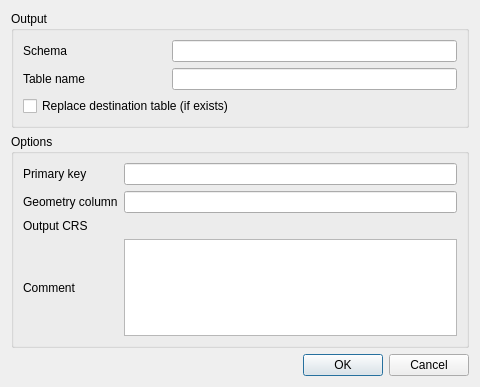
Above: src/ui/qgsdbimportvectorlayerdialog.ui from carsmie/QGIS before the change. Below: the same form after it.
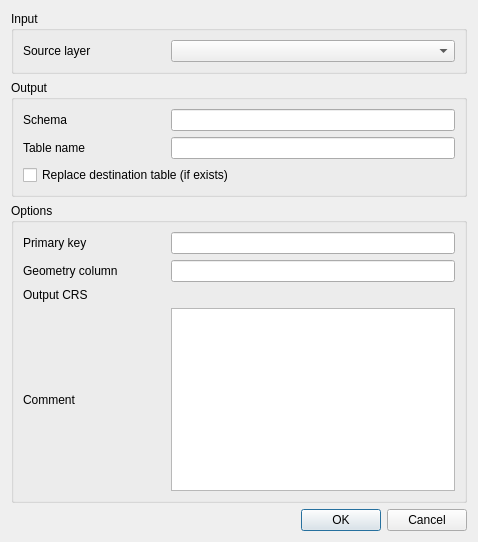
That is the form after the change. Custom widgets are drawn as their Qt base class.

Commit message: Db import dialog can directly import project layers

What changed in the file:
```diff
--- a/src/ui/qgsdbimportvectorlayerdialog.ui
+++ b/src/ui/qgsdbimportvectorlayerdialog.ui
@@ -6,23 +6,50 @@
    <rect>
     <x>0</x>
     <y>0</y>
-    <width>480</width>
-    <height>387</height>
+    <width>478</width>
+    <height>542</height>
    </rect>
   </property>
   <property name="windowTitle">
    <string>Import Vector Layer</string>
   </property>
-  <layout class="QVBoxLayout" name="verticalLayout">
+  <layout class="QVBoxLayout" name="verticalLayout" stretch="0,0,1,0">
+   <item>
+    <widget class="QGroupBox" name="groupBox">
+     <property name="title">
+      <string>Input</string>
+     </property>
+     <layout class="QGridLayout" name="gridLayout_3" columnstretch="1,2">
+      <item row="1" column="1">
+       <layout class="QHBoxLayout" name="horizontalLayout">
+        <property name="bottomMargin">
+         <number>0</number>
+        </property>
+        <item>
+         <widget class="QgsMapLayerComboBox" name="mSourceLayerComboBox">
+          <property name="toolTip">
+           <string>Allows the annotation to be associated with a map layer. If set, the annotation will only be visible when the layer is visible.</string>
+          </property>
+         </widget>
+        </item>
+       </layout>
+      </item>
+      <item row="1" column="0">
+       <widget class="QLabel" name="mLabelSchemas_2">
+        <property name="text">
+         <string>Source layer</string>
+        </property>
+       </widget>
+      </item>
+     </layout>
+    </widget>
+   </item>
    <item>
     <widget class="QGroupBox" name="mGroupBoxOutput">
      <property name="title">
       <string>Output</string>
      </property>
-     <layout class="QGridLayout" name="gridLayout_2">
-      <item row="0" column="1" colspan="2">
-       <widget class="QLineEdit" name="mEditSchema"/>
-      </item>
+     <layout class="QGridLayout" name="gridLayout_2" columnstretch="1,2">
       <item row="0" column="0">
        <widget class="QLabel" name="mLabelSchemas">
         <property name="text">
@@ -30,8 +57,8 @@
         </property>
        </widget>
       </item>
-      <item row="1" column="1" colspan="2">
-       <widget class="QLineEdit" name="mEditTable"/>
+      <item row="0" column="1">
+       <widget class="QLineEdit" name="mEditSchema"/>
       </item>
       <item row="1" column="0">
        <widget class="QLabel" name="label_3">
@@ -40,7 +67,10 @@
         </property>
        </widget>
       </item>
-      <item row="2" column="0" colspan="3">
+      <item row="1" column="1">
+       <widget class="QLineEdit" name="mEditTable"/>
+      </item>
+      <item row="2" column="0" colspan="2">
        <widget class="QCheckBox" name="mChkDropTable">
         <property name="text">
          <string>Replace destination table (if exists)</string>
@@ -55,11 +85,11 @@
      <property name="title">
       <string>Options</string>
      </property>
-     <layout class="QGridLayout" name="gridLayout">
-      <item row="0" column="0">
-       <widget class="QLabel" name="mLabelPrimaryKey">
+     <layout class="QGridLayout" name="gridLayout" columnstretch="1,2">
+      <item row="3" column="0">
+       <widget class="QLabel" name="mLabelComment">
         <property name="text">
-         <string>Primary key</string>
+         <string>Comment</string>
         </property>
        </widget>
       </item>
@@ -70,9 +100,33 @@
         </property>
        </widget>
       </item>
+      <item row="3" column="1">
+       <widget class="QTextEdit" name="mEditComment">
+        <property name="enabled">
+         <bool>true</bool>
+        </property>
+       </widget>
+      </item>
+      <item row="0" column="0">
+       <widget class="QLabel" name="mLabelPrimaryKey">
+        <property name="text">
+         <string>Primary key</string>
+        </property>
+       </widget>
+      </item>
+      <item row="1" column="1">
+       <widget class="QLineEdit" name="mEditGeometryColumnName"/>
+      </item>
       <item row="0" column="1">
        <widget class="QLineEdit" name="mEditPrimaryKey"/>
       </item>
+      <item row="2" column="0">
+       <widget class="QLabel" name="mLabelDestinationCrs">
+        <property name="text">
+         <string>Output CRS</string>
+        </property>
+       </widget>
+      </item>
       <item row="2" column="1">
        <widget class="QgsProjectionSelectionWidget" name="mCrsSelector" native="true">
         <property name="focusPolicy">
@@ -80,46 +134,9 @@
         </property>
        </widget>
       </item>
-      <item row="2" column="0">
-       <widget class="QLabel" name="mLabelDestinationCrs">
-        <property name="text">
-         <string>Output CRS</string>
-        </property>
-       </widget>
-      </item>
-      <item row="1" column="1">
-       <widget class="QLineEdit" name="mEditGeometryColumnName"/>
-      </item>
-      <item row="3" column="1">
-       <widget class="QTextEdit" name="mEditComment">
-        <property name="enabled">
-         <bool>true</bool>
-        </property>
-       </widget>
-      </item>
-      <item row="3" column="0">
-       <widget class="QLabel" name="mLabelComment">
-        <property name="text">
-         <string>Comment</string>
-        </property>
-       </widget>
-      </item>
      </layout>
     </widget>
    </item>
-   <item>
-    <spacer name="verticalSpacer">
-     <property name="orientation">
-      <enum>Qt::Vertical</enum>
-     </property>
-     <property name="sizeHint" stdset="0">
-      <size>
-       <width>20</width>
-       <height>40</height>
-      </size>
-     </property>
-    </spacer>
-   </item>
    <item>
     <widget class="QDialogButtonBox" name="mButtonBox">
      <property name="orientation">
@@ -143,6 +160,11 @@
    <header>qgsprojectionselectionwidget.h</header>
    <container>1</container>
   </customwidget>
+  <customwidget>
+   <class>QgsMapLayerComboBox</class>
+   <extends>QComboBox</extends>
+   <header location="global">qgsmaplayercombobox.h</header>
+  </customwidget>
  </customwidgets>
  <resources/>
  <connections/>
```
Left out of the diff: 12 changed lines with no effect on the pictures. The commit also changes 2 other files.
